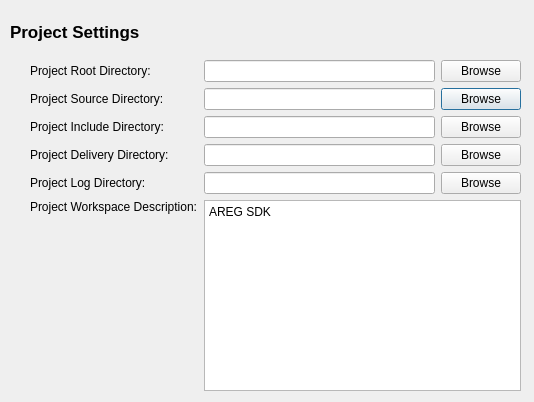
First picture: the form in sources/lusan/view/common/ui/ProjectDirSettings.ui, repository aregtech/areg-sdk-tools, before the edit.
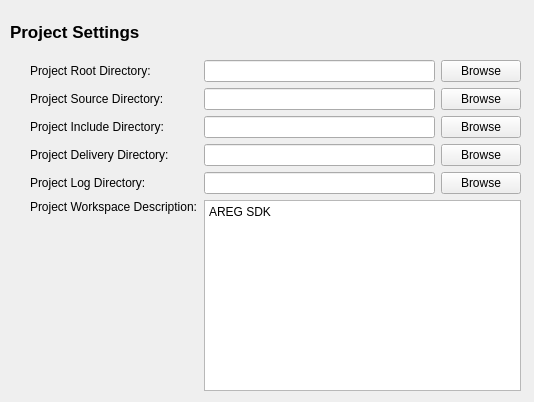
Second picture: the form after the edit.

Commit message: Project settings dialog added.

The edit to the form file:
```diff
--- a/sources/lusan/view/common/ui/ProjectDirSettings.ui
+++ b/sources/lusan/view/common/ui/ProjectDirSettings.ui
@@ -1,7 +1,7 @@
 <?xml version="1.0" encoding="UTF-8"?>
 <ui version="4.0">
  <class>projectDirSettingsDlg</class>
- <widget class="QDialog" name="projectDirSettingsDlg">
+ <widget class="QWidget" name="projectDirSettingsDlg">
   <property name="geometry">
    <rect>
     <x>0</x>
```
The commit also changes 7 other files.
